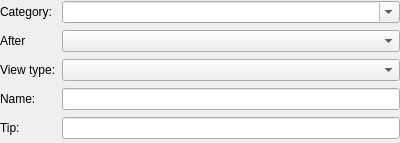
The window that plan/kptviewlistaddview.ui (KDE/calligra) describes before a commit, drawn with Qt 5.
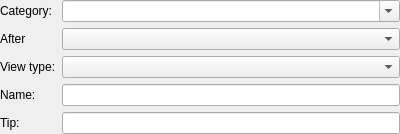
The same window after the commit. Custom widgets are drawn as their Qt base class.

Commit message: Transform all of Plan's viewlist config UIs into form layouts

What changed in the file:
```diff
--- a/plan/kptviewlistaddview.ui
+++ b/plan/kptviewlistaddview.ui
@@ -7,10 +7,10 @@
     <x>0</x>
     <y>0</y>
     <width>400</width>
-    <height>143</height>
+    <height>133</height>
    </rect>
   </property>
-  <layout class="QGridLayout" name="gridLayout">
+  <layout class="QFormLayout" name="formLayout">
    <property name="margin">
     <number>0</number>
    </property>
@@ -26,6 +26,12 @@
    </item>
    <item row="0" column="1">
     <widget class="KComboBox" name="category">
+     <property name="sizePolicy">
+      <sizepolicy hsizetype="Expanding" vsizetype="Fixed">
+       <horstretch>0</horstretch>
+       <verstretch>0</verstretch>
+      </sizepolicy>
+     </property>
      <property name="editable">
       <bool>true</bool>
      </property>
```
The commit also changes 3 other files.
